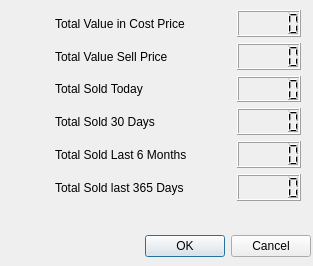
bedi1982/Oficina, file Stock_Finances.ui: the form before one commit.
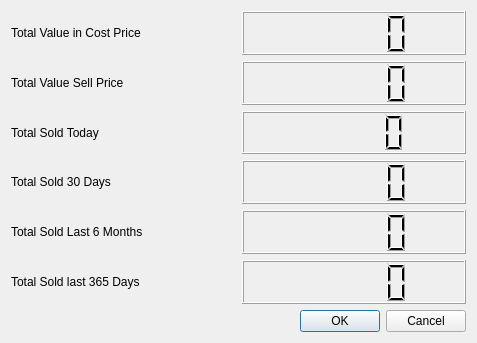
The form after the commit. Icons and pictures are not drawn.

Commit message: All forms now have a layout and resize correctly.

Diff of the .ui file:
```diff
--- a/Stock_Finances.ui
+++ b/Stock_Finances.ui
@@ -6,8 +6,8 @@
    <rect>
     <x>0</x>
     <y>0</y>
-    <width>313</width>
-    <height>266</height>
+    <width>477</width>
+    <height>343</height>
    </rect>
   </property>
   <property name="windowTitle">
@@ -17,120 +17,120 @@
    <iconset resource="images/images.qrc">
     <normaloff>:/emoticons/service.png</normaloff>:/emoticons/service.png</iconset>
   </property>
-  <widget class="QDialogButtonBox" name="buttonBox">
-   <property name="geometry">
-    <rect>
-     <x>-30</x>
-     <y>230</y>
-     <width>341</width>
-     <height>32</height>
-    </rect>
-   </property>
-   <property name="orientation">
-    <enum>Qt::Horizontal</enum>
-   </property>
-   <property name="standardButtons">
-    <set>QDialogButtonBox::Cancel|QDialogButtonBox::Ok</set>
-   </property>
-  </widget>
-  <widget class="QWidget" name="layoutWidget">
-   <property name="geometry">
-    <rect>
-     <x>10</x>
-     <y>10</y>
-     <width>291</width>
-     <height>191</height>
-    </rect>
-   </property>
    <layout class="QGridLayout" name="gridLayout">
-    <item row="1" column="3">
-     <widget class="QLCDNumber" name="lcdNumber_2"/>
-    </item>
-    <item row="1" column="1">
-     <widget class="QLabel" name="label_2">
-      <property name="text">
-       <string>Total Value Sell Price</string>
-      </property>
-     </widget>
-    </item>
-    <item row="3" column="3">
-     <widget class="QLCDNumber" name="lcdNumber_4"/>
-    </item>
-    <item row="0" column="1">
+   <item row="0" column="0">
      <widget class="QLabel" name="label">
       <property name="text">
        <string>Total Value in Cost Price</string>
       </property>
      </widget>
     </item>
-    <item row="2" column="3">
-     <widget class="QLCDNumber" name="lcdNumber_3"/>
-    </item>
-    <item row="2" column="1">
+   <item row="0" column="1">
+    <widget class="QLCDNumber" name="lcdNumber">
+     <property name="sizePolicy">
+      <sizepolicy hsizetype="Preferred" vsizetype="Preferred">
+       <horstretch>0</horstretch>
+       <verstretch>0</verstretch>
+      </sizepolicy>
+     </property>
+    </widget>
+   </item>
+   <item row="1" column="0">
+    <widget class="QLabel" name="label_2">
+     <property name="text">
+      <string>Total Value Sell Price</string>
+     </property>
+    </widget>
+   </item>
+   <item row="1" column="1">
+    <widget class="QLCDNumber" name="lcdNumber_2">
+     <property name="sizePolicy">
+      <sizepolicy hsizetype="Preferred" vsizetype="Preferred">
+       <horstretch>0</horstretch>
+       <verstretch>0</verstretch>
+      </sizepolicy>
+     </property>
+    </widget>
+   </item>
+   <item row="2" column="0">
      <widget class="QLabel" name="label_3">
       <property name="text">
        <string>Total Sold Today</string>
       </property>
      </widget>
     </item>
-    <item row="6" column="1">
-     <widget class="QLabel" name="label_6">
-      <property name="text">
-       <string>Total Sold last 365 Days</string>
+   <item row="2" column="1">
+    <widget class="QLCDNumber" name="lcdNumber_3">
+     <property name="sizePolicy">
+      <sizepolicy hsizetype="Preferred" vsizetype="Preferred">
+       <horstretch>0</horstretch>
+       <verstretch>0</verstretch>
+      </sizepolicy>
       </property>
      </widget>
     </item>
-    <item row="0" column="3">
-     <widget class="QLCDNumber" name="lcdNumber"/>
-    </item>
-    <item row="3" column="1">
+   <item row="3" column="0">
      <widget class="QLabel" name="label_4">
       <property name="text">
        <string>Total Sold 30 Days</string>
       </property>
      </widget>
     </item>
-    <item row="6" column="3">
-     <widget class="QLCDNumber" name="lcdNumber_6"/>
-    </item>
-    <item row="5" column="3">
-     <widget class="QLCDNumber" name="lcdNumber_5"/>
-    </item>
-    <item row="5" column="1">
+   <item row="3" column="1">
+    <widget class="QLCDNumber" name="lcdNumber_4">
+     <property name="sizePolicy">
+      <sizepolicy hsizetype="Preferred" vsizetype="Preferred">
+       <horstretch>0</horstretch>
+       <verstretch>0</verstretch>
+      </sizepolicy>
+     </property>
+    </widget>
+   </item>
+   <item row="4" column="0">
      <widget class="QLabel" name="label_5">
       <property name="text">
        <string>Total Sold Last 6 Months</string>
       </property>
      </widget>
     </item>
+   <item row="4" column="1">
+    <widget class="QLCDNumber" name="lcdNumber_5">
+     <property name="sizePolicy">
+      <sizepolicy hsizetype="Preferred" vsizetype="Preferred">
+       <horstretch>0</horstretch>
+       <verstretch>0</verstretch>
+      </sizepolicy>
+     </property>
+    </widget>
+   </item>
     <item row="5" column="0">
-     <spacer name="horizontalSpacer_2">
-      <property name="orientation">
-       <enum>Qt::Horizontal</enum>
-      </property>
-      <property name="sizeHint" stdset="0">
-       <size>
-        <width>40</width>
-        <height>20</height>
-       </size>
-      </property>
-     </spacer>
-    </item>
-    <item row="3" column="2">
-     <spacer name="horizontalSpacer">
+    <widget class="QLabel" name="label_6">
+     <property name="text">
+      <string>Total Sold last 365 Days</string>
+     </property>
+    </widget>
+   </item>
+   <item row="5" column="1">
+    <widget class="QLCDNumber" name="lcdNumber_6">
+     <property name="sizePolicy">
+      <sizepolicy hsizetype="Preferred" vsizetype="Preferred">
+       <horstretch>0</horstretch>
+       <verstretch>0</verstretch>
+      </sizepolicy>
+     </property>
+    </widget>
+   </item>
+   <item row="6" column="0" colspan="2">
+    <widget class="QDialogButtonBox" name="buttonBox">
       <property name="orientation">
        <enum>Qt::Horizontal</enum>
       </property>
-      <property name="sizeHint" stdset="0">
-       <size>
-        <width>40</width>
-        <height>20</height>
-       </size>
-      </property>
-     </spacer>
-    </item>
-   </layout>
-  </widget>
+     <property name="standardButtons">
+      <set>QDialogButtonBox::Cancel|QDialogButtonBox::Ok</set>
+     </property>
+    </widget>
+   </item>
+  </layout>
   <zorder>layoutWidget</zorder>
   <zorder>buttonBox</zorder>
  </widget>
```
Lines whose indentation alone changed are shown as unchanged. The commit also changes 18 other files.
